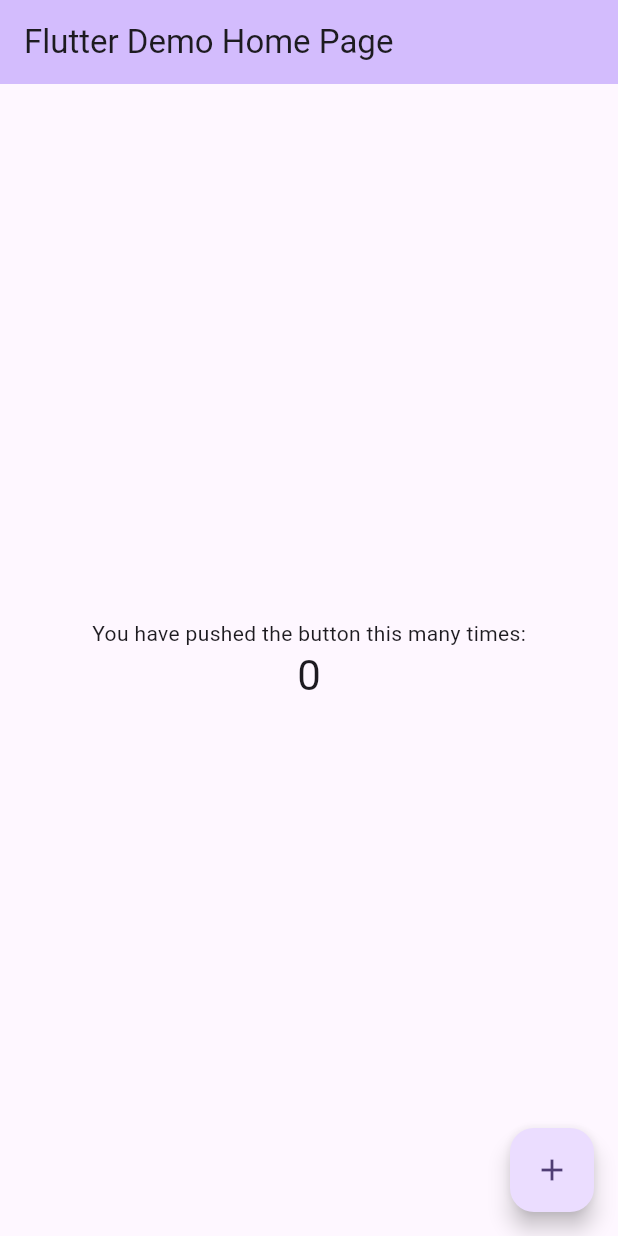
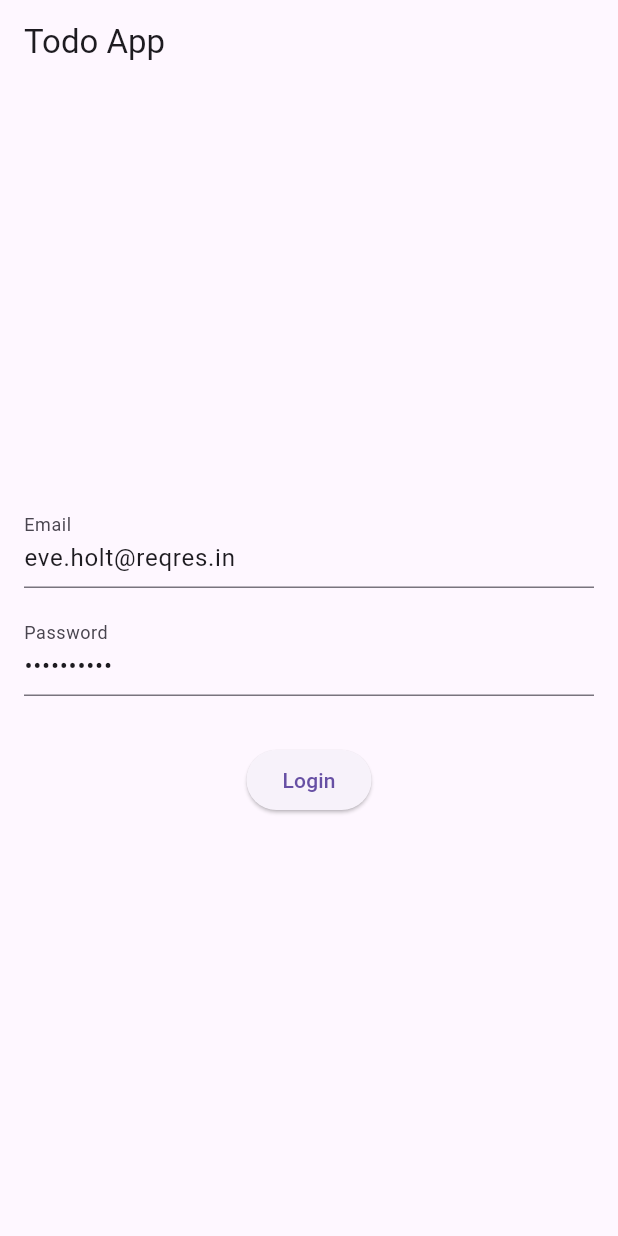
Before and after one commit to rarsyansyahr/nasari-test-flutter, a Flutter app: the screen it shows after launch, on a phone screen of 412 x 824 dp. Run offline on Flutter 3.47's test engine with Material 3 defaults, Android fonts, the phone set to English and light mode, and no system bars; our stand-ins replace form_validator, go_router, hive_flutter; accounts and stored records are empty.

Commit message:
feat: create home screen & login screen

```diff
--- /dev/null
+++ b/lib/app/screens/login_screen.dart
@@ -0,0 +1,96 @@
+import 'package:flutter/material.dart';
+import 'package:form_validator/form_validator.dart';
+import 'package:go_router/go_router.dart';
+import 'package:hive_flutter/hive_flutter.dart';
+import 'package:nasari_test/app/services/api/auth_api.dart';
+
+class LoginScreen extends StatelessWidget {
+  const LoginScreen({super.key});
+
+  @override
+  Widget build(BuildContext context) {
+    final formKey = GlobalKey<FormState>();
+    final TextEditingController emailController =
+        TextEditingController(text: 'eve.holt@reqres.in');
+    final TextEditingController passwordController =
+        TextEditingController(text: 'cityslicka');
+
+    final emailValidation = ValidationBuilder().required().build();
+    final passwordValidation = ValidationBuilder().required().build();
+
+    void showSnackbar(String message) {
+      ScaffoldMessenger.of(context)
+          .showSnackBar(SnackBar(content: Text(message)));
+    }
+
+    void login() async {
+      final email = emailController.text;
+      final password = passwordController.text;
+
+      try {
+        final response = await AuthApi.login(email, password);
+
+        if (response.token != null) {
+          var authBox = await Hive.openBox("auth");
+          authBox.put("token", response.token);
+          authBox.close();
+
+          context.goNamed("home");
+        }
+      } catch (e) {
+        showSnackbar("Login Failed");
+      }
+    }
+
+    return Scaffold(
+      appBar: AppBar(
+        title: const Text('Todo App'),
+      ),
+      body: Padding(
+        padding: const EdgeInsets.all(16.0),
+        child: Form(
+          key: formKey,
+          child: Column(
+            mainAxisAlignment: MainAxisAlignment.center,
+            children: [
+              TextFormField(
+                controller: emailController,
+                validator: emailValidation,
+                decoration: const InputDecoration(
+                  labelText: 'Email',
+                  hintText: 'Enter your email',
+                ),
+              ),
+              const SizedBox(height: 16.0),
+              TextFormField(
+                controller: passwordController,
+                validator: passwordValidation,
+                obscureText: true,
+                decoration: const InputDecoration(
+                  labelText: 'Password',
+                  hintText: 'Enter your password',
+                ),
+              ),
+              const SizedBox(height: 32.0),
+              ElevatedButton(
+                onPressed: () {
+                  if (formKey.currentState!.validate()) {
+                    login();
+                    // context.replaceNamed("home");
+                  }
+                },
+                child: const Text('Login'),
+              ),
+            ],
+          ),
+        ),
+      ),
+    );
+  }
+}
+
+void main() {
+  runApp(const MaterialApp(
+    home: LoginScreen(),
+  ));
+}
--- a/lib/main.dart
+++ b/lib/main.dart
@@ -1,125 +1,50 @@
 import 'package:flutter/material.dart';
+import 'package:go_router/go_router.dart';
+import 'package:hive_flutter/hive_flutter.dart';
+import 'package:nasari_test/app/screens/home_screen.dart';
+import 'package:nasari_test/app/screens/login_screen.dart';
 
-void main() {
-  runApp(const MyApp());
+void main() async {
+  WidgetsFlutterBinding.ensureInitialized();
+  await Hive.initFlutter();
+
+  var authBox = await Hive.openBox("auth");
+  final isAuthenticated = authBox.get("token") != null;
+  authBox.close();
+
+  runApp(MyApp(
+    isAuthenticated: isAuthenticated,
+  ));
 }
 
 class MyApp extends StatelessWidget {
-  const MyApp({super.key});
+  final bool isAuthenticated;
 
-  // This widget is the root of your application.
+  const MyApp({super.key, required this.isAuthenticated});
+
   @override
   Widget build(BuildContext context) {
-    return MaterialApp(
-      title: 'Flutter Demo',
+    final GoRouter router = GoRouter(
+        initialLocation: isAuthenticated ? "/home" : "/login",
+        routes: <RouteBase>[
+          GoRoute(
+              name: "home",
+              path: "/home",
+              builder: (context, state) => const HomeScreen()),
+          GoRoute(
+              name: "login",
+              path: "/login",
+              builder: (context, state) => const LoginScreen())
+        ],
+        debugLogDiagnostics: true);
+
+    return MaterialApp.router(
       theme: ThemeData(
-        // This is the theme of your application.
-        //
-        // TRY THIS: Try running your application with "flutter run". You'll see
-        // the application has a purple toolbar. Then, without quitting the app,
-        // try changing the seedColor in the colorScheme below to Colors.green
-        // and then invoke "hot reload" (save your changes or press the "hot
-        // reload" button in a Flutter-supported IDE, or press "r" if you used
-        // the command line to start the app).
-        //
-        // Notice that the counter didn't reset back to zero; the application
-        // state is not lost during the reload. To reset the state, use hot
-        // restart instead.
-        //
-        // This works for code too, not just values: Most code changes can be
-        // tested with just a hot reload.
-        colorScheme: ColorScheme.fromSeed(seedColor: Colors.deepPurple),
-        useMaterial3: true,
+        primarySwatch: Colors.blue,
+        visualDensity: VisualDensity.adaptivePlatformDensity,
       ),
-      home: const MyHomePage(title: 'Flutter Demo Home Page'),
+      debugShowCheckedModeBanner: false,
+      routerConfig: router,
     );
   }
 }
-
-class MyHomePage extends StatefulWidget {
-  const MyHomePage({super.key, required this.title});
-
-  // This widget is the home page of your application. It is stateful, meaning
-  // that it has a State object (defined below) that contains fields that affect
-  // how it looks.
-
-  // This class is the configuration for the state. It holds the values (in this
-  // case the title) provided by the parent (in this case the App widget) and
-  // used by the build method of the State. Fields in a Widget subclass are
-  // always marked "final".
-
-  final String title;
-
-  @override
-  State<MyHomePage> createState() => _MyHomePageState();
-}
-
-class _MyHomePageState extends State<MyHomePage> {
-  int _counter = 0;
-
-  void _incrementCounter() {
-    setState(() {
-      // This call to setState tells the Flutter framework that something has
-      // changed in this State, which causes it to rerun the build method below
-      // so that the display can reflect the updated values. If we changed
-      // _counter without calling setState(), then the build method would not be
-      // called again, and so nothing would appear to happen.
-      _counter++;
-    });
-  }
-
-  @override
-  Widget build(BuildContext context) {
-    // This method is rerun every time setState is called, for instance as done
-    // by the _incrementCounter method above.
-    //
-    // The Flutter framework has been optimized to make rerunning build methods
-    // fast, so that you can just rebuild anything that needs updating rather
-    // than having to individually change instances of widgets.
-    return Scaffold(
-      appBar: AppBar(
-        // TRY THIS: Try changing the color here to a specific color (to
-        // Colors.amber, perhaps?) and trigger a hot reload to see the AppBar
-        // change color while the other colors stay the same.
-        backgroundColor: Theme.of(context).colorScheme.inversePrimary,
-        // Here we take the value from the MyHomePage object that was created by
-        // the App.build method, and use it to set our appbar title.
-        title: Text(widget.title),
-      ),
-      body: Center(
-        // Center is a layout widget. It takes a single child and positions it
-        // in the middle of the parent.
-        child: Column(
-          // Column is also a layout widget. It takes a list of children and
-          // arranges them vertically. By default, it sizes itself to fit its
-          // children horizontally, and tries to be as tall as its parent.
-          //
-          // Column has various properties to control how it sizes itself and
-          // how it positions its children. Here we use mainAxisAlignment to
-          // center the children vertically; the main axis here is the vertical
-          // axis because Columns are vertical (the cross axis would be
-          // horizontal).
-          //
-          // TRY THIS: Invoke "debug painting" (choose the "Toggle Debug Paint"
-          // action in the IDE, or press "p" in the console), to see the
-          // wireframe for each widget.
-          mainAxisAlignment: MainAxisAlignment.center,
-          children: <Widget>[
-            const Text(
-              'You have pushed the button this many times:',
-            ),
-            Text(
-              '$_counter',
-              style: Theme.of(context).textTheme.headlineMedium,
-            ),
-          ],
-        ),
-      ),
-      floatingActionButton: FloatingActionButton(
-        onPressed: _incrementCounter,
-        tooltip: 'Increment',
-        child: const Icon(Icons.add),
-      ), // This trailing comma makes auto-formatting nicer for build methods.
-    );
-  }
-}
```
Also changed, not shown: lib/app/screens/home_screen.dart (added, +137 -0 lines), 1 other file.
